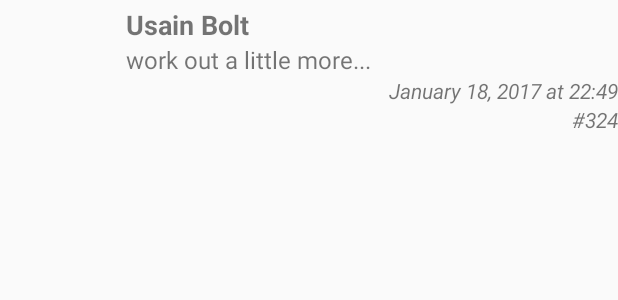
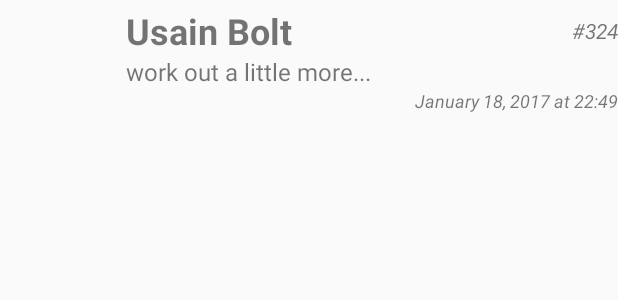
Before and after one commit to kazakov24alex/RunBoyRun-android-client, an Android app: the layout item_comment_list.xml on its own in the app's theme, with its tools: preview values and no code run, on a phone screen of 412 x 824 dp. Shown: the top 300 px of the screen. Run offline under Robolectric (Android 15) with nearby library versions, the phone set to English and light mode, and no system bars.

Commit message:
CommentsActivity - the continuation of the terrible...

```diff
--- a/app/src/main/java/twoAK/runboyrun/activities/CommentActivity.java
+++ b/app/src/main/java/twoAK/runboyrun/activities/CommentActivity.java
@@ -13,6 +13,7 @@
 
 import twoAK.runboyrun.R;
 import twoAK.runboyrun.adapters.CommentRecycleAdapter;
+import twoAK.runboyrun.adapters.CustomDividerItemDecoration;
 import twoAK.runboyrun.api.ApiClient;
 import twoAK.runboyrun.exceptions.api.InsuccessfulResponseException;
 import twoAK.runboyrun.exceptions.api.RequestFailedException;
@@ -59,6 +60,7 @@
 
         mRecyclerView = (RecyclerView) findViewById(R.id.comment_activity_recycler_view);
         mRecyclerView.setLayoutManager(new LinearLayoutManager(this));
+        mRecyclerView.addItemDecoration(new CustomDividerItemDecoration(this));
 
 
         mGetCommentsPageTask = new GetCommentsPageTask(mActivityID, COMMENTS_PER_PAGE, 1);
--- a/app/src/main/res/drawable/gps_status_image.xml
+++ /dev/null
@@ -1,4 +0,0 @@
-<?xml version="1.0" encoding="utf-8"?>
-<selector xmlns:android="http://schemas.android.com/apk/res/android">
-
-</selector>
--- a/app/src/main/res/layout/content_comment_activity.xml
+++ b/app/src/main/res/layout/content_comment_activity.xml
@@ -1,7 +1,9 @@
 <?xml version="1.0" encoding="utf-8"?>
 <LinearLayout xmlns:android="http://schemas.android.com/apk/res/android"
     android:orientation="vertical" android:layout_width="match_parent"
-    android:layout_height="match_parent">
+    android:layout_height="match_parent"
+    android:background="@drawable/background_custom"
+    android:padding="5dp">
 
     <TextView
         android:id="@+id/sadda"
--- a/app/src/main/res/layout/content_enter_completed.xml
+++ b/app/src/main/res/layout/content_enter_completed.xml
@@ -106,7 +106,7 @@
                 android:layout_width="match_parent"
                 android:layout_height="match_parent"
                 android:gravity="right"
-                app:selectionDivider="@drawable/divider_dark_gradient_horizontal"
+                app:selectionDivider="@drawable/divider_dark_horizontal_wheel"
                 app:selectionDividerWidth="1px"
                 app:visibleItems="5" />
 
--- a/app/src/main/res/layout/item_comment_list.xml
+++ b/app/src/main/res/layout/item_comment_list.xml
@@ -27,13 +27,28 @@
             android:orientation="vertical"
             android:paddingLeft="15dp">
 
-            <TextView
-                android:id="@+id/item_comment_list_text_author"
+            <FrameLayout
                 android:layout_width="match_parent"
-                android:layout_height="wrap_content"
-                android:text="Usain Bolt"
-                android:textSize="18sp"
-                android:textStyle="bold" />
+                android:layout_height="match_parent">
+
+                <TextView
+                    android:id="@+id/item_comment_list_text_author"
+                    android:layout_width="match_parent"
+                    android:layout_height="wrap_content"
+                    android:text="Usain Bolt"
+                    android:textSize="24sp"
+                    android:textStyle="bold" />
+
+                <TextView
+                    android:id="@+id/item_comment_list_text_order"
+                    android:layout_width="match_parent"
+                    android:layout_height="match_parent"
+                    android:gravity="center_vertical"
+                    android:text="#324"
+                    android:textAlignment="textEnd"
+                    android:textStyle="italic" />
+
+            </FrameLayout>
 
             <TextView
                 android:id="@+id/item_comment_list_text_message"
@@ -48,15 +63,9 @@
                 android:layout_height="wrap_content"
                 android:text="January 18, 2017 at 22:49"
                 android:textAlignment="textEnd"
+                android:textSize="12sp"
                 android:textStyle="italic" />
 
-            <TextView
-                android:id="@+id/item_comment_list_text_order"
-                android:layout_width="match_parent"
-                android:layout_height="wrap_content"
-                android:text="#324"
-                android:textAlignment="textEnd"
-                android:textStyle="italic" />
         </LinearLayout>
     </LinearLayout>
 
--- a/app/src/main/res/values/colors.xml
+++ b/app/src/main/res/values/colors.xml
@@ -27,4 +27,5 @@
     <color name="SHAPE_BACKGROUND">#fffeff</color>
     <color name="TEXT_GREY">#b0b1b5</color>
     <color name="TEXT_SELECTED">#5186c2</color>
+    <color name="DIVIDER_RECYCLER">#D9D9D9</color>
 </resources>
--- a/app/src/main/res/values/strings.xml
+++ b/app/src/main/res/values/strings.xml
@@ -225,6 +225,7 @@
     <!-- Comment activity-->
     <string name="comment_activity_error_loading_activity_request_failed">Request failed</string>
     <string name="comment_activity_error_loading_activity_insuccessful">Insuccessful response</string>
+    <string name="comment_activity_order_label">#</string>
 
 
     <!--ERRORS-->
```
Also changed, not shown: app/src/main/java/twoAK/runboyrun/adapters/CommentRecycleAdapter.java (+32 -64 lines), app/src/main/java/twoAK/runboyrun/adapters/CustomDividerItemDecoration.java (added, +37 -0 lines), app/src/main/res/drawable/divider_line.xml (added, +11 -0 lines), app/src/main/res/drawable/divider_dark_horizontal_wheel.xml (renamed from app/src/main/res/drawable/divider_dark_gradient_horizontal.xml).
